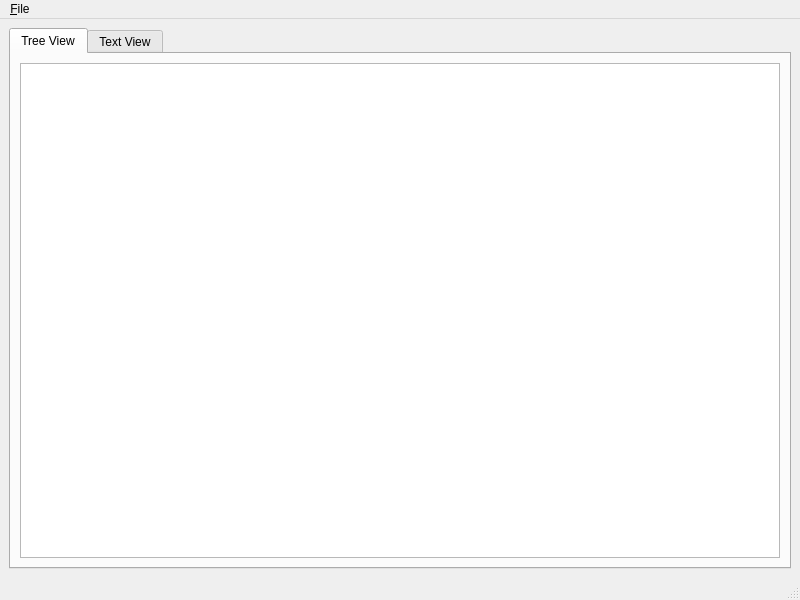
Before: the Qt Designer form Code/Framework/AzQtComponents/AzQtComponents/DPEDebugViewStandalone/DPEDebugWindow.ui in o3de/o3de, drawn with Qt 5.
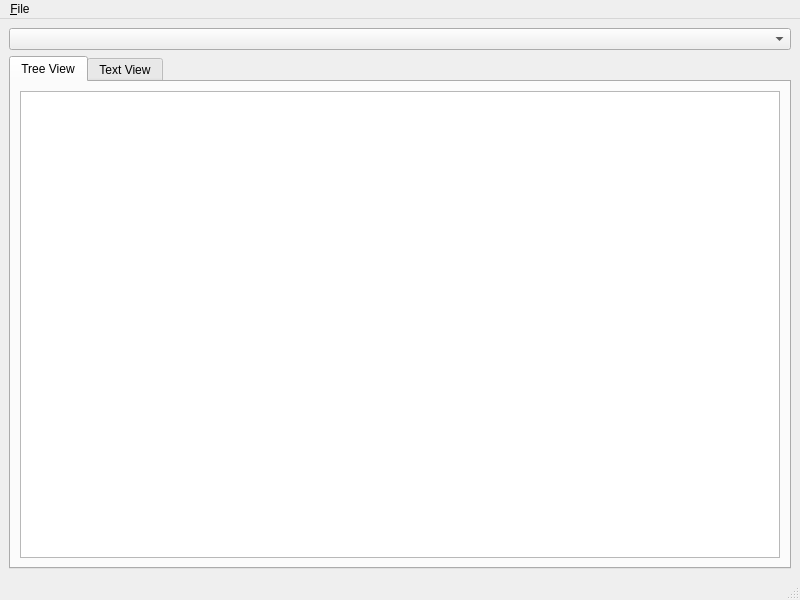
After: the same form once the commit is applied. Custom widgets are drawn as their Qt base class.

Commit message: Add adapter selector to DPEDebugApplication

Patch:
```diff
--- a/Code/Framework/AzQtComponents/AzQtComponents/DPEDebugViewStandalone/DPEDebugWindow.ui
+++ b/Code/Framework/AzQtComponents/AzQtComponents/DPEDebugViewStandalone/DPEDebugWindow.ui
@@ -15,6 +15,9 @@
   </property>
   <widget class="QWidget" name="centralwidget">
    <layout class="QVBoxLayout" name="verticalLayout">
+    <item>
+     <widget class="QComboBox" name="adapterSelector"/>
+    </item>
     <item>
      <widget class="QTabWidget" name="tabWidget">
       <property name="currentIndex">
```
The commit also changes 2 other files.
